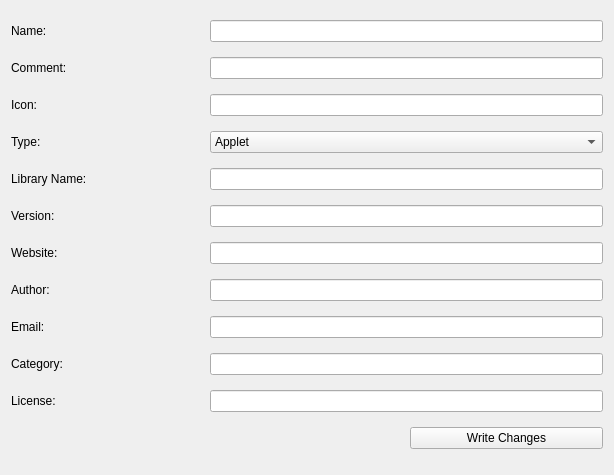
The window that editors/metadata/metadata.ui (KDE/plasma-sdk) describes before a commit, drawn with Qt 5.
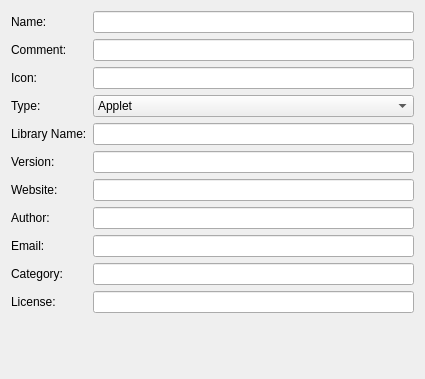
The same window after the commit. Custom widgets are drawn as their Qt base class.

The edit to the form file:
```diff
--- a/editors/metadata/metadata.ui
+++ b/editors/metadata/metadata.ui
@@ -6,14 +6,14 @@
    <rect>
     <x>0</x>
     <y>0</y>
-    <width>614</width>
-    <height>475</height>
+    <width>425</width>
+    <height>379</height>
    </rect>
   </property>
   <property name="windowTitle">
    <string>Form</string>
   </property>
-  <layout class="QGridLayout" name="gridLayout">
+  <layout class="QFormLayout" name="formLayout">
    <item row="0" column="0">
     <widget class="QLabel" name="label">
      <property name="text">
@@ -21,7 +21,7 @@
      </property>
     </widget>
    </item>
-   <item row="0" column="1" colspan="2">
+   <item row="0" column="1">
     <widget class="KLineEdit" name="name_edit"/>
    </item>
    <item row="1" column="0">
@@ -31,7 +31,7 @@
      </property>
     </widget>
    </item>
-   <item row="1" column="1" colspan="2">
+   <item row="1" column="1">
     <widget class="KLineEdit" name="comment_edit"/>
    </item>
    <item row="2" column="0">
@@ -41,7 +41,7 @@
      </property>
     </widget>
    </item>
-   <item row="2" column="1" colspan="2">
+   <item row="2" column="1">
     <widget class="KLineEdit" name="icon_edit"/>
    </item>
    <item row="3" column="0">
@@ -51,7 +51,7 @@
      </property>
     </widget>
    </item>
-   <item row="3" column="1" colspan="2">
+   <item row="3" column="1">
     <widget class="KComboBox" name="type_combo">
      <item>
       <property name="text">
@@ -72,7 +72,7 @@
      </property>
     </widget>
    </item>
-   <item row="4" column="1" colspan="2">
+   <item row="4" column="1">
     <widget class="KLineEdit" name="library_edit"/>
    </item>
    <item row="5" column="0">
@@ -82,7 +82,7 @@
      </property>
     </widget>
    </item>
-   <item row="5" column="1" colspan="2">
+   <item row="5" column="1">
     <widget class="KLineEdit" name="version_edit"/>
    </item>
    <item row="6" column="0">
@@ -92,7 +92,7 @@
      </property>
     </widget>
    </item>
-   <item row="6" column="1" colspan="2">
+   <item row="6" column="1">
     <widget class="KLineEdit" name="website_edit"/>
    </item>
    <item row="7" column="0">
@@ -102,7 +102,7 @@
      </property>
     </widget>
    </item>
-   <item row="7" column="1" colspan="2">
+   <item row="7" column="1">
     <widget class="KLineEdit" name="author_edit"/>
    </item>
    <item row="8" column="0">
@@ -112,7 +112,7 @@
      </property>
     </widget>
    </item>
-   <item row="8" column="1" colspan="2">
+   <item row="8" column="1">
     <widget class="KLineEdit" name="email_edit"/>
    </item>
    <item row="9" column="0">
@@ -122,7 +122,7 @@
      </property>
     </widget>
    </item>
-   <item row="9" column="1" colspan="2">
+   <item row="9" column="1">
     <widget class="KLineEdit" name="version_edit_3"/>
    </item>
    <item row="10" column="0">
@@ -132,29 +132,9 @@
      </property>
     </widget>
    </item>
-   <item row="10" column="1" colspan="2">
+   <item row="10" column="1">
     <widget class="KLineEdit" name="license_edit"/>
    </item>
-   <item row="11" column="0" colspan="2">
-    <spacer name="horizontalSpacer">
-     <property name="orientation">
-      <enum>Qt::Horizontal</enum>
-     </property>
-     <property name="sizeHint" stdset="0">
-      <size>
-       <width>389</width>
-       <height>20</height>
-      </size>
-     </property>
-    </spacer>
-   </item>
-   <item row="11" column="2">
-    <widget class="QPushButton" name="write_button">
-     <property name="text">
-      <string>Write Changes</string>
-     </property>
-    </widget>
-   </item>
   </layout>
  </widget>
  <customwidgets>
```
Left out of the diff: 5 changed lines with no effect on the pictures.
